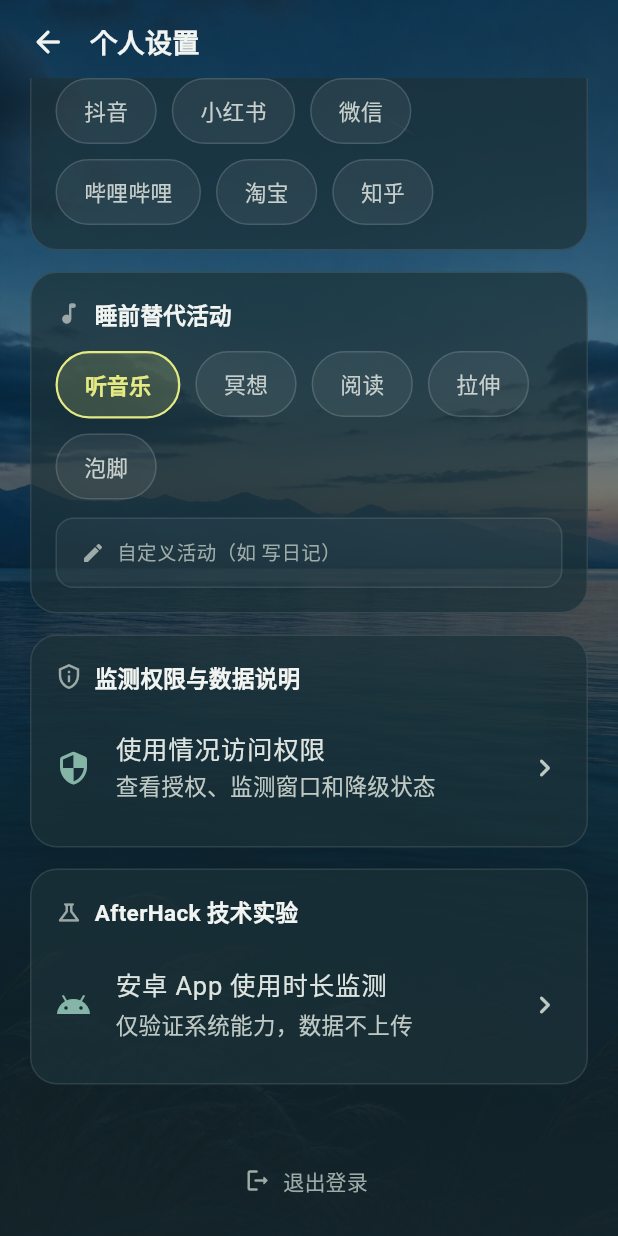
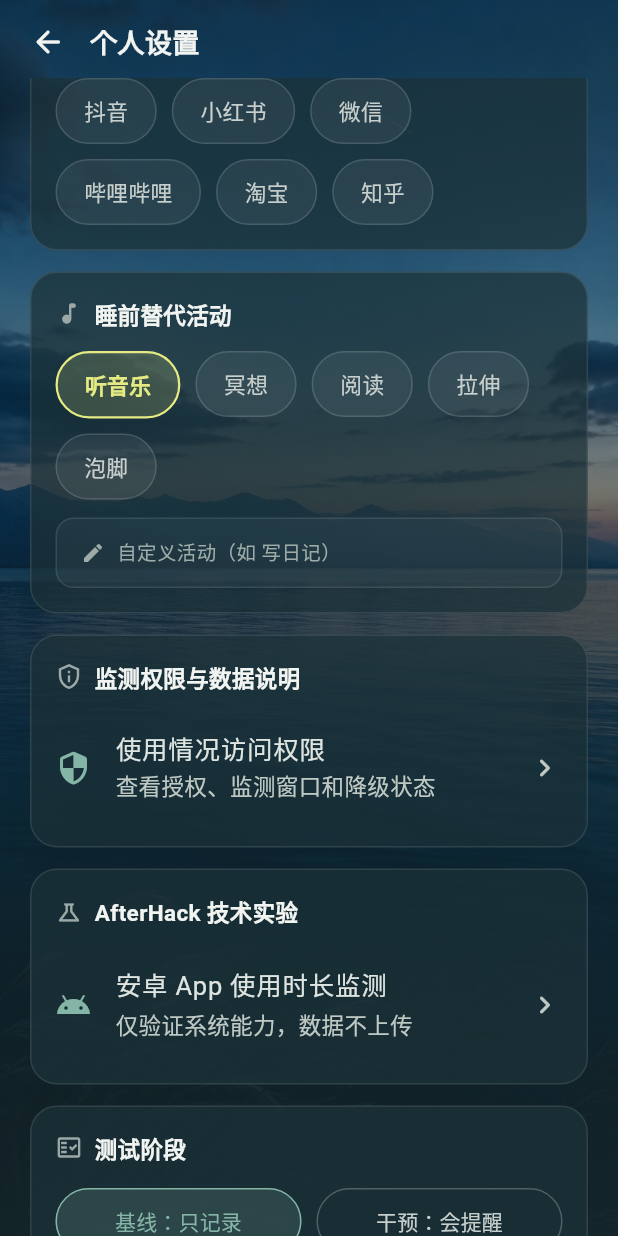
Before and after one commit to plx3218/wanyu-night-lamp, a Flutter app: the SettingsScreen screen opened by its route, scrolled down 576 dp, on a phone screen of 412 x 824 dp. Run offline on Flutter 3.47's test engine with Material 3 defaults, Android fonts, the phone set to English and light mode, and no system bars; our stand-ins replace flutter_local_notifications, shared_preferences, speech_to_text; missing offline and left inert: flutter_foreground_task; accounts and stored records are empty.

Commit message:
docs: record p0 device acceptance and pilot protocol

```diff
--- a/software/she_nicest_app/lib/main.dart
+++ b/software/she_nicest_app/lib/main.dart
@@ -52,6 +52,7 @@ void main() async {
   // 2026-08-29 修复「看看今晚的安排」按钮消失：plan 持久化到本地，
   // App 重启后恢复，首页/聊天页按钮不再丢失。
   await controller.restoreCachedPlan();
+  await controller.loadExperimentPhase();
   await controller.syncUsageMonitoring();
   runApp(WanyuApp(controller: controller));
 }
--- a/software/she_nicest_app/lib/screens/settings_screen.dart
+++ b/software/she_nicest_app/lib/screens/settings_screen.dart
@@ -3,6 +3,7 @@ import 'package:flutter/services.dart';
 import '../app_controller.dart';
 import '../services/api_service.dart';
 import '../services/auth_service.dart';
+import '../models/night_usage_record.dart';
 import '../theme/app_theme.dart';
 
 /// 个人设置：查看/编辑睡眠档案 + 管理员状态 + 退出登录
@@ -349,6 +350,17 @@ class _SettingsScreenState extends State<SettingsScreen> {
                               context, '/usage-monitor-lab'),
                         ),
                       ),
+                      _settingCard(
+                        Icons.fact_check_outlined,
+                        '测试阶段',
+                        Row(
+                          children: [
+                            Expanded(child: _phaseButton('基线：只记录', NightExperimentPhase.baseline)),
+                            const SizedBox(width: 10),
+                            Expanded(child: _phaseButton('干预：会提醒', NightExperimentPhase.intervention)),
+                          ],
+                        ),
+                      ),
                       if (_message != null) ...[
                         const SizedBox(height: 8),
                         Row(
@@ -415,6 +427,23 @@ class _SettingsScreenState extends State<SettingsScreen> {
           ),
         ],
       ),
+    );
+  }
+
+  Widget _phaseButton(String label, NightExperimentPhase phase) {
+    final selected = widget.controller.experimentPhase == phase;
+    return OutlinedButton(
+      onPressed: () {
+        widget.controller.setExperimentPhase(phase);
+        setState(() {});
+      },
+      style: OutlinedButton.styleFrom(
+        backgroundColor: selected ? AppColors.lake.withValues(alpha: 0.18) : null,
+        side: BorderSide(color: selected ? AppColors.lake : Colors.white24),
+        foregroundColor: selected ? AppColors.lake : AppColors.textSecondary,
+        padding: const EdgeInsets.symmetric(vertical: 12),
+      ),
+      child: Text(label, textAlign: TextAlign.center),
     );
   }
 
```
Also changed, not shown: software/she_nicest_app/lib/app_controller.dart (+23 -1 lines), 2 other files.
